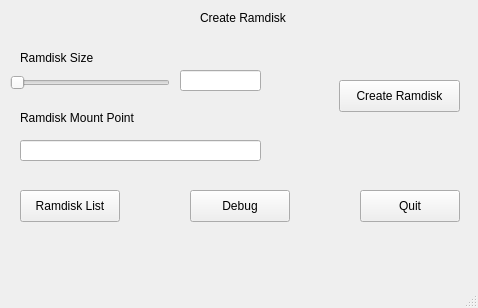
This is src/ramdisk/ui/main.ui in clockworksspheres/ramdisk as Qt 5 draws it before an edit. The edited form follows.
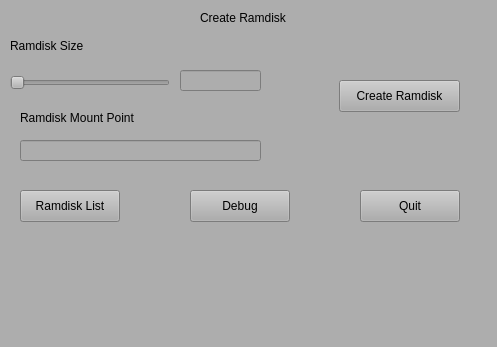
This is the edited form.

The edit to the form file:
```diff
--- a/src/ramdisk/ui/main.ui
+++ b/src/ramdisk/ui/main.ui
@@ -6,15 +6,20 @@
    <rect>
     <x>0</x>
     <y>0</y>
-    <width>478</width>
-    <height>308</height>
+    <width>497</width>
+    <height>347</height>
    </rect>
   </property>
   <property name="windowTitle">
    <string>Create Ramdisk</string>
   </property>
   <property name="autoFillBackground">
-   <bool>true</bool>
+   <bool>false</bool>
+  </property>
+  <property name="styleSheet">
+   <string notr="true">QWidget {
+	background-color: #ADADAD;
+}</string>
   </property>
   <widget class="QWidget" name="centralwidget">
    <widget class="QPushButton" name="createPushButton">
@@ -108,10 +113,10 @@
    <widget class="QLabel" name="sizeLabel">
     <property name="geometry">
      <rect>
-      <x>20</x>
-      <y>50</y>
+      <x>10</x>
+      <y>35</y>
       <width>161</width>
-      <height>16</height>
+      <height>21</height>
      </rect>
     </property>
     <property name="text">
```
Left out of the diff: 4 changed lines with no effect on the pictures.
